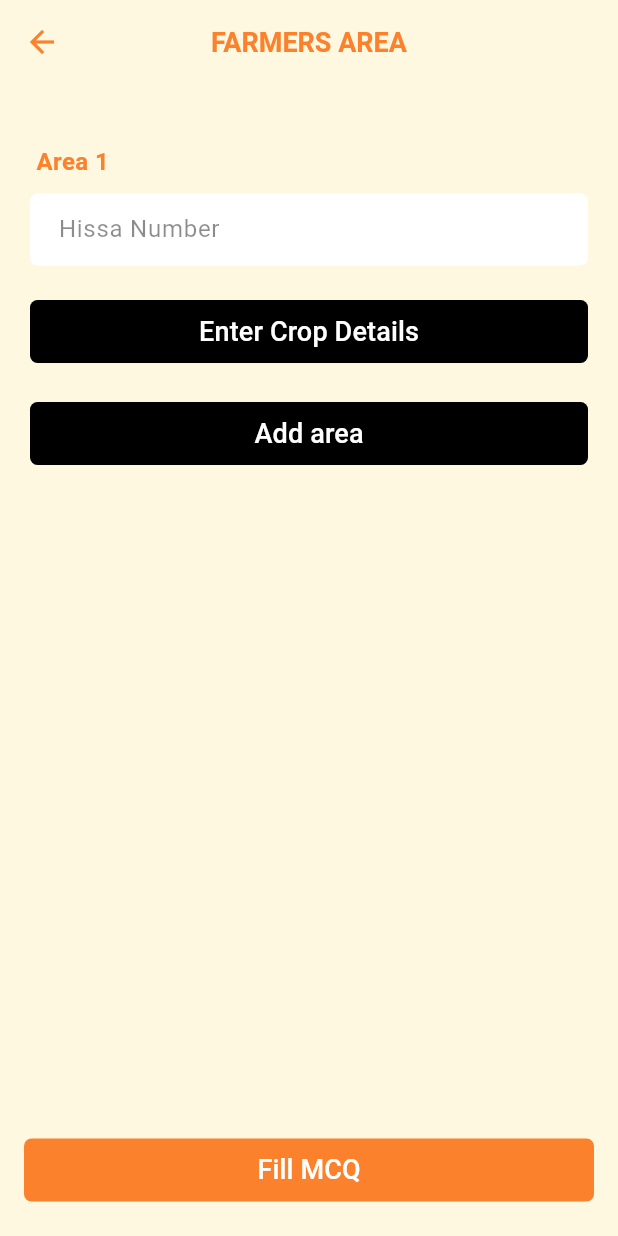
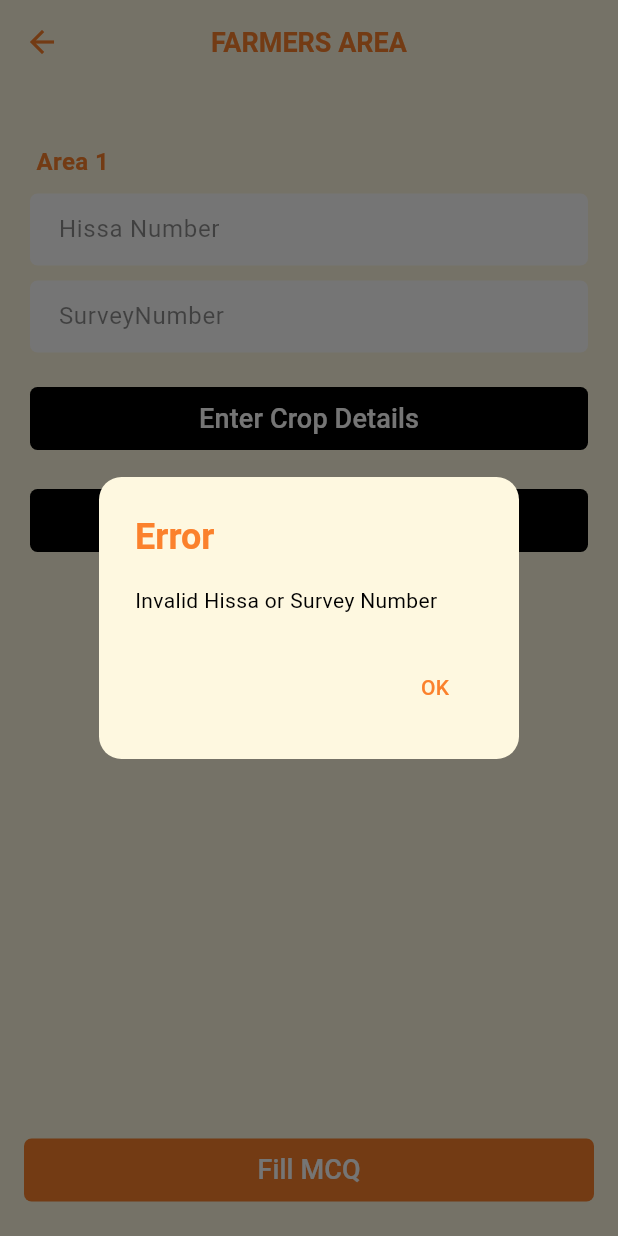
Before and after one commit to revanthraj28/GkVK, a Flutter app: the FarmerAreaPage screen opened directly with empty values, after a tap on "Enter Crop Details", on a phone screen of 412 x 824 dp. Run offline on Flutter 3.47's test engine with Material 3 defaults, Android fonts, the light colour scheme and no system bars; our stand-ins replace cloud_firestore, firebase_auth, firebase_core, get, get_storage, sqflite; accounts and stored records are empty.

Commit message:
final changes done

```diff
--- a/lib/database/cropdetails_db.dart
+++ b/lib/database/cropdetails_db.dart
@@ -11,7 +11,8 @@ class CropdetailsDB {
         "cropName" TEXT NOT NULL,
         "cropNumber" INTEGER NOT NULL,
         "area" REAL NOT NULL,
-        "surveyHissa" INTEGER NOT NULL,
+        "Hissa" INTEGER NOT NULL,
+        "survey" INTEGER NOT NULL,
         "variety" TEXT,
         "duration" INTEGER,
         "season" TEXT,
--- a/lib/database/farmer_profile_db.dart
+++ b/lib/database/farmer_profile_db.dart
@@ -40,7 +40,8 @@ class FarmerProfileDB {
     required String category,
     required String landHolding,
     required int aadharNumber,
-    required int fruitsId,
+    required String fruitsId,
+    required int totalland,
     required String fertilizerSource,
     required String fertilizerAddress,
     required String salesOfProduce,
--- a/lib/models/user_model.dart
+++ b/lib/models/user_model.dart
@@ -27,7 +27,6 @@ class UserModel{
       Map data = json.decode(userString.toString());
       return UserModel.fromJson(data);
     } else {
-      print("empty user");
       return UserModel();
     }
   }
--- a/lib/views/Generate_id/detailsofCrops/Surveypages/Surveypages1.dart
+++ b/lib/views/Generate_id/detailsofCrops/Surveypages/Surveypages1.dart
@@ -54,7 +54,7 @@ class _SurveyPage1State extends State<SurveyPage1> {
     if (allAnswered) {
       // Convert the selected options to a JSON string
       String jsonString = jsonEncode(selectedOptions);
-      print('Selected options JSON: $jsonString'); // Print the JSON string
+      // print('Selected options JSON: $jsonString'); // Print the JSON string
 
       // Save to SurveyDataDB
       final surveyDataDB = SurveyDataDB1();
@@ -162,7 +162,7 @@ class _SurveyPage1State extends State<SurveyPage1> {
 
                   Navigator.of(context).popUntil((route) => route.isFirst);
                 } catch (error) {
-                  print("Failed to delete farmer profile: $error");
+                  // print("Failed to delete farmer profile: $error");
                   // Optionally show an error message to the user
                 }
               }
--- a/lib/views/Generate_id/detailsofCrops/Surveypages/Surveypages2.dart
+++ b/lib/views/Generate_id/detailsofCrops/Surveypages/Surveypages2.dart
@@ -58,7 +58,7 @@ class _SurveyPage2State extends State<SurveyPage2> {
     if (allAnswered) {
       // Convert the selected options to a JSON string
       String jsonString = jsonEncode(selectedOptions);
-      print('Selected options JSON: $jsonString'); // Print the JSON string
+      // print('Selected options JSON: $jsonString'); // Print the JSON string
 
       // Upload the aadharId and jsonString to SurveyDataDB2
       final surveyDataDB2 = SurveyDataDB2();
@@ -170,7 +170,7 @@ class _SurveyPage2State extends State<SurveyPage2> {
 
                   Navigator.of(context).popUntil((route) => route.isFirst);
                 } catch (error) {
-                  print("Failed to delete farmer profile: $error");
+                  // print("Failed to delete farmer profile: $error");
                   // Optionally show an error message to the user
                 }
               }
--- a/lib/views/Generate_id/detailsofCrops/Surveypages/Surveypages3.dart
+++ b/lib/views/Generate_id/detailsofCrops/Surveypages/Surveypages3.dart
@@ -57,7 +57,7 @@ class _Surveypages3 extends State<Surveypages3> {
     if (allAnswered) {
       // Convert the selected options to a JSON string
       String jsonString = jsonEncode(selectedOptions);
-      print('Selected options JSON: $jsonString'); // Print the JSON string
+      // print('Selected options JSON: $jsonString'); // Print the JSON string
 
       // Upload the aadharId and jsonString to SurveyDataDB3
       final surveyDataDB3 = SurveyDataDB3();
@@ -171,7 +171,7 @@ class _Surveypages3 extends State<Surveypages3> {
 
                   Navigator.of(context).popUntil((route) => route.isFirst);
                 } catch (error) {
-                  print("Failed to delete farmer profile: $error");
+                  // print("Failed to delete farmer profile: $error");
                   // Optionally show an error message to the user
                 }
               }
--- a/lib/views/Generate_id/detailsofCrops/Surveypages/Surveypages4.dart
+++ b/lib/views/Generate_id/detailsofCrops/Surveypages/Surveypages4.dart
@@ -58,7 +58,7 @@ class _Surveypages4State extends State<Surveypages4> {
     if (allAnswered) {
       // Convert the selected options to a JSON string
       String jsonString = jsonEncode(selectedOptions);
-      print('Selected options JSON: $jsonString'); // Print the JSON string
+      // print('Selected options JSON: $jsonString'); // Print the JSON string
 
       // Upload the aadharId and jsonString to SurveyDataDB4
       final surveyDataDB4 = SurveyDataDB4();
@@ -174,7 +174,7 @@ class _Surveypages4State extends State<Surveypages4> {
 
                   Navigator.of(context).pushNamedAndRemoveUntil('/', (Route<dynamic> route) => false);
                 } catch (error) {
-                  print("Failed to delete farmer profile: $error");
+                  // print("Failed to delete farmer profile: $error");
                 }
               },
             ),
--- a/lib/views/Generate_id/farmersarea/area.dart
+++ b/lib/views/Generate_id/farmersarea/area.dart
@@ -1,5 +1,6 @@
 import 'package:flutter/material.dart';
 import 'package:gkvk/database/farmer_profile_db.dart';
+import 'package:gkvk/shared/components/CustomAlertDialog.dart';
 import 'package:gkvk/shared/components/CustomTextButton.dart';
 import 'package:gkvk/shared/components/CustomTextFormField.dart';
 import 'package:gkvk/views/Generate_id/detailsofCrops/Cropdetails/Cropdetails.dart';
@@ -16,7 +17,7 @@ class FarmerAreaPage extends StatefulWidget {
 
 class _FarmerAreaPageState extends State<FarmerAreaPage> {
   final List<Map<String, TextEditingController>> FarmerForm = [];
-  final Set<int> submittedHissaNumbers = {};
+  final Set<MapEntry<int, int>> submittedHissaNumbers = {};
   final _formKey = GlobalKey<FormState>();
 
   @override
@@ -27,23 +28,26 @@ class _FarmerAreaPageState extends State<FarmerAreaPage> {
       setState(() {
         FarmerForm.add({
           "hissaNumber": TextEditingController(),
+          "SurveyNumber": TextEditingController(),
         });
       });
-      print('First form added. Total forms: ${FarmerForm.length}');
+      // print('First form added. Total forms: ${FarmerForm.length}');
     });
   }
 
   void addNewForm() {
-    if (FarmerForm.length == submittedHissaNumbers.length) {
+    if (FarmerForm.length > submittedHissaNumbers.length) {
       showDialog(
         context: context,
         builder: (BuildContext context) {
           return AlertDialog(
-            shape: RoundedRectangleBorder(borderRadius: BorderRadius.circular(15.0)),
+            shape: RoundedRectangleBorder(
+                borderRadius: BorderRadius.circular(15.0)),
             backgroundColor: const Color(0xFFFEF8E0),
             title: const Text(
               'Warning',
-              style: TextStyle(color: Color(0xFFFB812C), fontWeight: FontWeight.bold),
+              style: TextStyle(
+                  color: Color(0xFFFB812C), fontWeight: FontWeight.bold),
             ),
             content: const Text(
               'The number of areas cannot exceed the number of submitted Hissa Numbers.',
@@ -67,9 +71,10 @@ class _FarmerAreaPageState extends State<FarmerAreaPage> {
       setState(() {
         FarmerForm.add({
           "hissaNumber": TextEditingController(),
+          "SurveyNumber": TextEditingController(),
         });
       });
-      print('New form added. Total forms: ${FarmerForm.length}');
+      // print('New form added. Total forms: ${FarmerForm.length}');
     }
   }
 
@@ -77,11 +82,13 @@ class _FarmerAreaPageState extends State<FarmerAreaPage> {
     return (await showDialog(
           context: context,
           builder: (context) => AlertDialog(
-        shape: RoundedRectangleBorder(borderRadius: BorderRadius.circular(15.0)),
+            shape: RoundedRectangleBorder(
+                borderRadius: BorderRadius.circular(15.0)),
             backgroundColor: const Color(0xFFFEF8E0),
             title: const Text(
               'Confirm Exit',
-          style: TextStyle(color: Color(0xFFFB812C), fontWeight: FontWeight.bold),
+              style: TextStyle(
+                  color: Color(0xFFFB812C), fontWeight: FontWeight.bold),
             ),
             content: const Text(
               'Do you want to return to the home page?',
@@ -102,18 +109,20 @@ class _FarmerAreaPageState extends State<FarmerAreaPage> {
                 ),
                 onPressed: () async {
                   try {
-                final farmerProfileDB = FarmerProfileDB(); // Assuming FarmerProfileDB uses a singleton pattern
+                    final farmerProfileDB =
+                        FarmerProfileDB(); // Assuming FarmerProfileDB uses a singleton pattern
                     await farmerProfileDB.delete(widget.aadharId);
                     Navigator.of(context).popUntil((route) => route.isFirst);
                   } catch (error) {
-                print("Failed to delete farmer profile: $error");
+                    // print("Failed to delete farmer profile: $error");
                     // Optionally show an error message to the user
                   }
                 },
               ),
             ],
           ),
-    )) ?? false;
+        )) ??
+        false;
   }
 
   @override
@@ -153,7 +162,8 @@ class _FarmerAreaPageState extends State<FarmerAreaPage> {
                       const SizedBox(height: 20.0),
                       ...FarmerForm.asMap().entries.map((entry) {
                         int index = entry.key;
-                      Map<String, TextEditingController> formEntry = entry.value;
+                        Map<String, TextEditingController> formEntry =
+                            entry.value;
                         return Column(
                           crossAxisAlignment: CrossAxisAlignment.start,
                           children: [
@@ -180,35 +190,72 @@ class _FarmerAreaPageState extends State<FarmerAreaPage> {
                                 return null;
                               },
                             ),
+                            const SizedBox(height: 10.0),
+                            CustomTextFormField(
+                              labelText: "SurveyNumber",
+                              controller: formEntry['SurveyNumber']!,
+                              keyboardType: TextInputType.number,
+                              validator: (value) {
+                                if (value == null || value.isEmpty) {
+                                  return "Please enter Survey Number";
+                                }
+                                if (int.tryParse(value) == null) {
+                                  return "Please enter a valid number";
+                                }
+                                return null;
+                              },
+                            ),
                             const SizedBox(height: 20.0),
                             CustomTextButton(
                               text: "Enter Crop Details",
                               buttonColor: Colors.black,
                               onPressed: () {
-                              if (_formKey.currentState?.validate() ?? false) {
-                                final hissaNumber = int.tryParse(formEntry['hissaNumber']?.text ?? '');
-                                if (hissaNumber != null) {
-                                  if (submittedHissaNumbers.contains(hissaNumber)) {
-                                    ScaffoldMessenger.of(context).showSnackBar(
+                                if (_formKey.currentState?.validate() ??
+                                    false) {
+                                  final hissaNumber = int.tryParse(
+                                      formEntry['hissaNumber']?.text ?? '');
+                                  final surveyNumber = int.tryParse(
+                                      formEntry['SurveyNumber']?.text ?? '');
+                                  if (hissaNumber != null &&
+                                      surveyNumber != null) {
+                                    final key =
+                                        MapEntry(hissaNumber, surveyNumber);
+                                    if (submittedHissaNumbers.contains(key)) {
+                                      ScaffoldMessenger.of(context)
+                                          .showSnackBar(
                                         const SnackBar(
-                                        content: Text('This Hissa Number has already been submitted.'),
+                                          content: Text(
+                                              'This Hissa and Survey Number combination has already been submitted.'),
                                         ),
                                       );
                                     } else {
-                                    submittedHissaNumbers.add(hissaNumber);
+                                      submittedHissaNumbers.add(key);
                                       Navigator.push(
                                         context,
                                         MaterialPageRoute(
                                           builder: (context) => Cropdetails(
                                             aadharId: widget.aadharId,
                                             hissaNumber: hissaNumber,
+                                            SurveyNumber: surveyNumber,
                                           ),
                                         ),
                                       );
-                                    print("Enter Another Crop Detail + button tapped");
+
+                                      // print(
+                                          // "Enter Another Crop Detail + button tapped");
                                     }
                                   } else {
-                                  print("Invalid Hissa Number");
+                                    showDialog(
+                                      context: context,
+                                      builder: (context) => CustomAlertDialog(
+                                        title: 'Error',
+                                        content:
+                                            "Invalid Hissa or Survey Number",
+                                        onPressed: () {
+                                          Navigator.of(context).pop();
+                                        },
+                                      ),
+                                    );
                                   }
                                 }
                               },
@@ -242,20 +289,23 @@ class _FarmerAreaPageState extends State<FarmerAreaPage> {
                       Navigator.push(
                         context,
                         MaterialPageRoute(
-                          builder: (context) => SurveyPage1(aadharId: widget.aadharId)
-                      ),
+                            builder: (context) =>
+                                SurveyPage1(aadharId: widget.aadharId)),
                       );
-                    print('clicked on Fill MCQ');
+                      // print('clicked on Fill MCQ');
                     } else {
                       showDialog(
                         context: context,
                         builder: (BuildContext context) {
                           return AlertDialog(
-                          shape: RoundedRectangleBorder(borderRadius: BorderRadius.circular(15.0)),
+                            shape: RoundedRectangleBorder(
+                                borderRadius: BorderRadius.circular(15.0)),
                             backgroundColor: const Color(0xFFFEF8E0),
                             title: const Text(
                               'Warning',
-                            style: TextStyle(color: Color(0xFFFB812C), fontWeight: FontWeight.bold),
+                              style: TextStyle(
+                                  color: Color(0xFFFB812C),
+                                  fontWeight: FontWeight.bold),
                             ),
                             content: const Text(
                               'At least one item should be submitted.',
--- a/lib/views/home/list_tab/list_tab_view.dart
+++ b/lib/views/home/list_tab/list_tab_view.dart
@@ -105,7 +105,7 @@ class _ListTabViewState extends State<ListTabView> {
         _farmersFuture = fetchAllFarmers();
       });
     } catch (e) {
-      print('Failed to upload farmer data: $e');
+      // print('Failed to upload farmer data: $e');
       rethrow;
     }
   }
```
Also changed, not shown: lib/views/Generate_id/Completedetails/GenerateFarmersid/GenerateFarmersId_view.dart (+26 -10 lines), lib/views/Generate_id/Completedetails/Watersheddetails/watersheddetails.dart (+6 -6 lines), lib/views/Generate_id/detailsofCrops/Cropdetails/Cropdetails.dart (+64 -78 lines), lib/views/login/Forgotpassword_page.dart (+4 -4 lines), lib/views/login/Login.dart (+11 -11 lines), pubspec.lock. Lines whose indentation alone changed are shown as unchanged.
